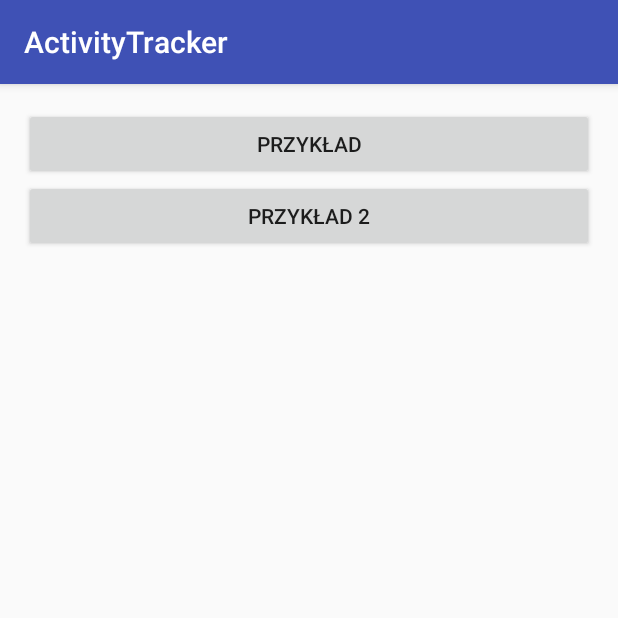
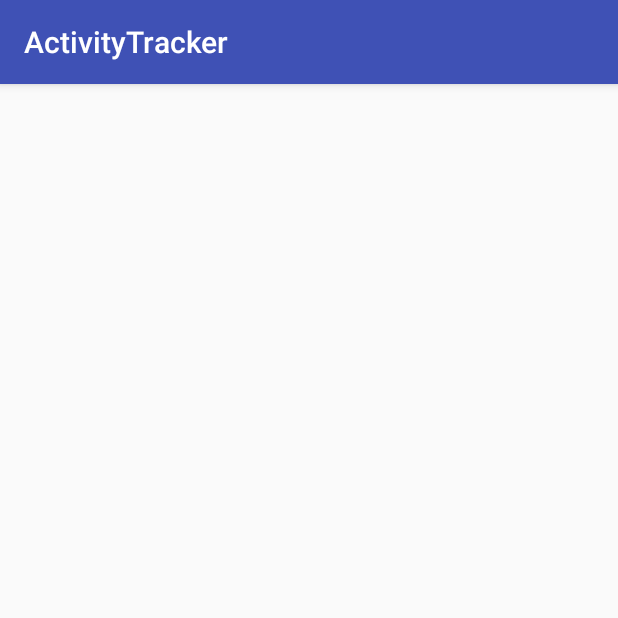
Before and after one commit to jakubr22/ActivityTracker, an Android app: the HistoryActivity screen opened directly, with no data from a screen before it, on a phone screen of 412 x 824 dp, the top half of it. Run offline under Robolectric (Android 15) with nearby library versions, the phone set to English and light mode, and no system bars.

```diff
--- a/app/src/main/java/com/example/kuba/activitytracker/HistoryActivity.java
+++ b/app/src/main/java/com/example/kuba/activitytracker/HistoryActivity.java
@@ -26,20 +26,8 @@ public class HistoryActivity extends AppCompatActivity {
         //editor.clear();
         //editor.commit();
         LinearLayout layout = (LinearLayout)findViewById(R.id.dynamicLayout);
-        Button myButton1 = new Button(this);
-        myButton1.setText("Przykład");
-        myButton1.setOnClickListener(new View.OnClickListener() {
-            public void onClick(View v) {
-                Intent intent = new Intent(getApplicationContext(),RecordedActivity.class);
-                startActivity(intent);
-            }
-        });
 
-        Button myButton2 = new Button(this);
-        myButton2.setText("Przykład 2");
 
-        layout.addView(myButton1);
-        layout.addView(myButton2);
         activityLoading(layout);
     }
 
```
